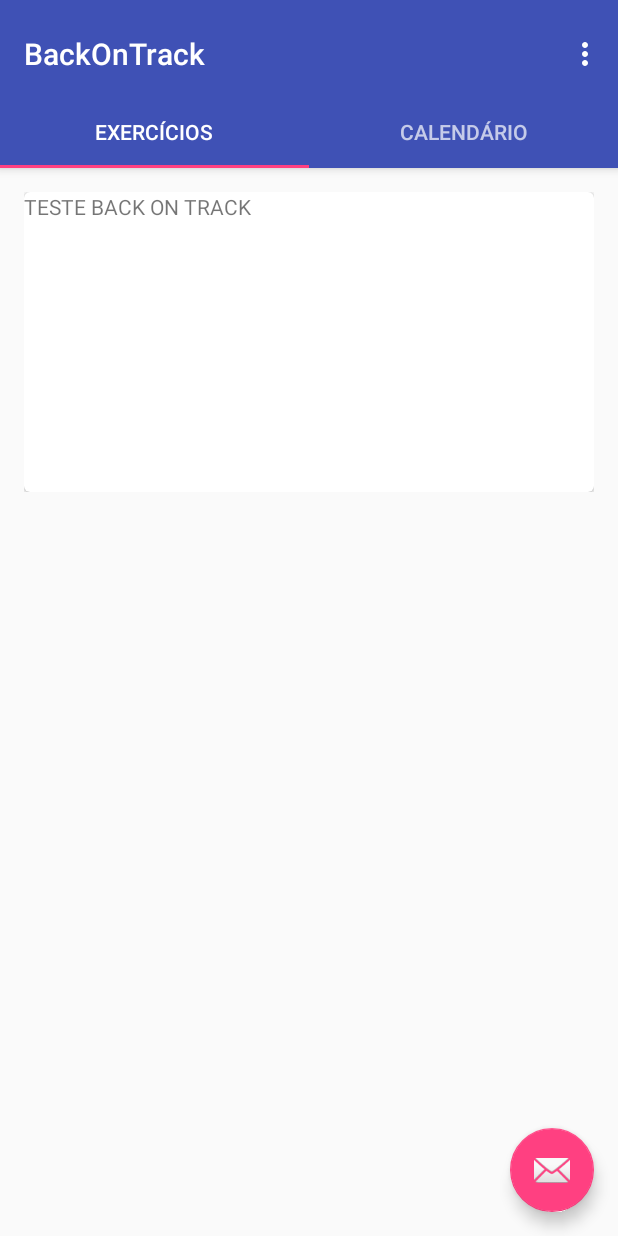
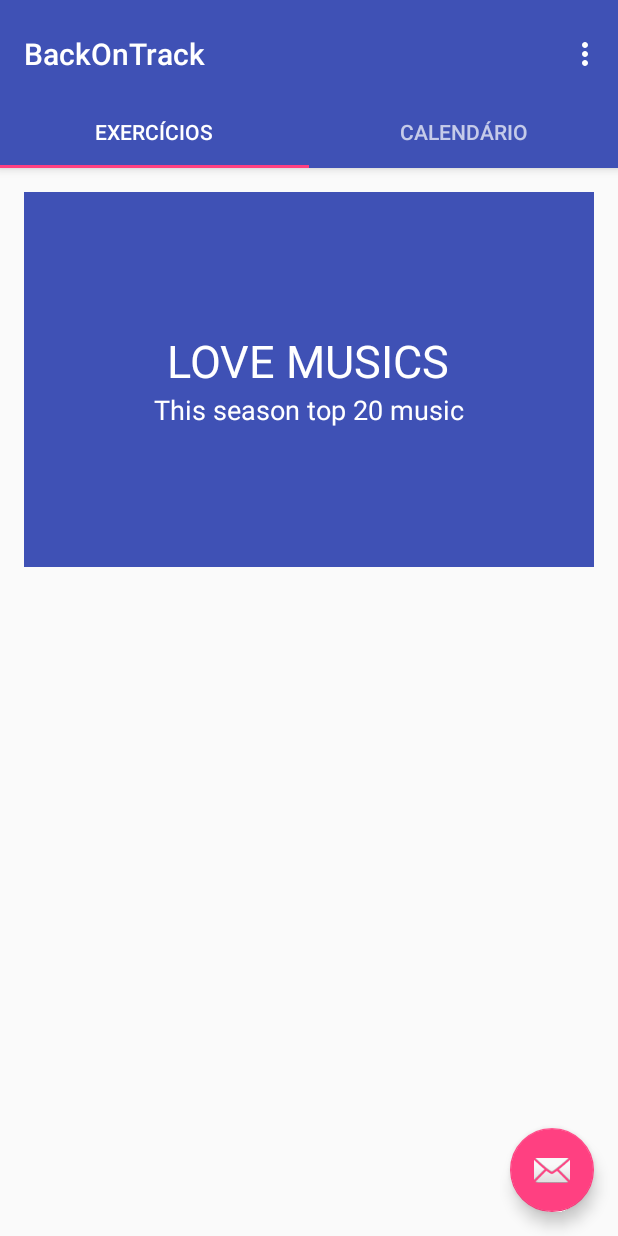
Before and after one commit to SamuelIGT/BackOnTrack-oldVersion-, an Android app: the screen it shows after launch (MainActivity), on a phone screen of 412 x 824 dp. Run offline under Robolectric (Android 15) with nearby library versions, the phone set to English and light mode, and no system bars.

Commit message:
Back On Track 0.02
App structure changed:
*added AppBarLayout for the exercise section screen;
*added CollapsingToolbarLayout for the exercise section screen;

```diff
--- a/app/build.gradle
+++ b/app/build.gradle
@@ -26,6 +26,12 @@ dependencies {
     })
     compile 'com.android.support:appcompat-v7:25.0.0'
     compile 'com.android.support:design:25.0.0'
+
+    //CardView
     compile 'com.android.support:cardview-v7:25.0.0'
+    //Recycle List
+    compile 'com.android.support:recyclerview-v7:25.0.0'
+    //Glide
+    compile 'com.github.bumptech.glide:glide:4.0.0-RC1'
     testCompile 'junit:junit:4.12'
 }
--- /dev/null
+++ b/app/src/main/res/layout/content_main.xml
@@ -0,0 +1,12 @@
+<?xml version="1.0" encoding="utf-8"?>
+<LinearLayout xmlns:android="http://schemas.android.com/apk/res/android"
+    xmlns:app="http://schemas.android.com/apk/res-auto"
+    xmlns:tools="http://schemas.android.com/tools"
+    android:orientation="vertical"
+    android:layout_width="match_parent"
+    android:layout_height="match_parent"
+    app:layout_behavior="@string/appbar_scrolling_view_behavior"
+    tools:context="br.ufc.quixada.backontrack.MainActivity"
+    tools:showIn="@layout/activity_main">
+
+</LinearLayout>
--- a/app/src/main/res/layout/fragment_main.xml
+++ b/app/src/main/res/layout/fragment_main.xml
@@ -1,59 +1,83 @@
-<RelativeLayout xmlns:android="http://schemas.android.com/apk/res/android"
+<android.support.design.widget.CoordinatorLayout xmlns:android="http://schemas.android.com/apk/res/android"
     xmlns:tools="http://schemas.android.com/tools"
     android:layout_width="match_parent"
     android:layout_height="match_parent"
+    xmlns:app="http://schemas.android.com/apk/res-auto"
     android:paddingBottom="@dimen/activity_vertical_margin"
     android:paddingLeft="@dimen/activity_horizontal_margin"
     android:paddingRight="@dimen/activity_horizontal_margin"
     android:paddingTop="@dimen/activity_vertical_margin"
     tools:context="br.ufc.quixada.backontrack.MainActivity$PlaceholderFragment">
 
-    <ScrollView
-        android:id="@+id/scroll_view"
+    <android.support.design.widget.AppBarLayout
+        android:id="@+id/appbar"
         android:layout_width="match_parent"
-        android:layout_height="match_parent" >
+        android:layout_height="@dimen/detail_backdrop_height"
+        android:fitsSystemWindows="true"
+        android:theme="@style/ThemeOverlay.AppCompat.Dark.ActionBar">
+
+    <android.support.design.widget.CollapsingToolbarLayout
+        android:id="@+id/collapsing_toolbar"
+        android:layout_width="match_parent"
+        android:layout_height="match_parent"
+        android:fitsSystemWindows="true"
+        app:contentScrim="?attr/colorPrimary"
+        app:expandedTitleMarginEnd="64dp"
+        app:expandedTitleMarginStart="48dp"
+        app:expandedTitleTextAppearance="@android:color/transparent"
+        app:layout_scrollFlags="scroll|exitUntilCollapsed">
 
         <RelativeLayout
-            android:id="@+id/relative_layout_scroll"
+            android:layout_width="wrap_content"
+            android:layout_height="wrap_content">
+
+            <ImageView
+                android:id="@+id/backdrop"
+                android:layout_width="match_parent"
+                android:layout_height="match_parent"
+                android:fitsSystemWindows="true"
+                android:scaleType="centerCrop"
+                app:layout_collapseMode="parallax" />
+
+            <LinearLayout
+                android:layout_width="wrap_content"
+                android:layout_height="wrap_content"
+                android:layout_centerInParent="true"
+                android:gravity="center_horizontal"
+                android:orientation="vertical">
+
+                <TextView
+                    android:id="@+id/love_music"
+                    android:layout_width="wrap_content"
+                    android:layout_height="wrap_content"
+                    android:text="@string/backdrop_title"
+                    android:textColor="@android:color/white"
+                    android:textSize="@dimen/backdrop_title" />
+
+                <TextView
+                    android:layout_width="wrap_content"
+                    android:layout_height="wrap_content"
+                    android:text="@string/backdrop_subtitle"
+                    android:textColor="@android:color/white"
+                    android:textSize="@dimen/backdrop_subtitle" />
+
+            </LinearLayout>
+        </RelativeLayout>
+
+        <android.support.v7.widget.Toolbar
+            android:id="@+id/toolbar"
             android:layout_width="match_parent"
-            android:layout_height="match_parent">
+            android:layout_height="?android:attr/actionBarSize"
+            app:layout_collapseMode="pin"
+            app:popupTheme="@style/ThemeOverlay.AppCompat.Light" />
 
-            <TextView
-                android:id="@+id/section_label"
-                android:layout_width="wrap_content"
-                android:layout_height="wrap_content" />
+    </android.support.design.widget.CollapsingToolbarLayout>
 
-            <!-- A CardView that contains a TextView -->
-            <android.support.v7.widget.CardView
-                xmlns:card_view="http://schemas.android.com/apk/res-auto"
-                android:id="@+id/card_view"
-                android:layout_gravity="center"
-                android:layout_width="match_parent"
-                android:layout_height="200dp"
-                card_view:cardCornerRadius="4dp">
+    </android.support.design.widget.AppBarLayout>
 
-                <RelativeLayout
-                    android:id="@+id/grid_layout_cardview"
-                    android:layout_width="match_parent"
-                    android:layout_height="match_parent">
-
-                    <ImageView
-                        android:id="@+id/image_view"
-                        android:layout_width="match_parent"
-                        android:layout_height="match_parent" />
-
-                    <TextView
-                        android:id="@+id/info_text"
-                        android:layout_width="match_parent"
-                        android:layout_height="match_parent"
-                        android:text="TESTE BACK ON TRACK"/>
-                </RelativeLayout>
-
-
-            </android.support.v7.widget.CardView>
-        </RelativeLayout>
-    </ScrollView>
+    <include layout="@layout/content_main" />
 
 
 
-</RelativeLayout>
+
+</android.support.design.widget.CoordinatorLayout>
--- a/app/src/main/res/values/strings.xml
+++ b/app/src/main/res/values/strings.xml
@@ -4,4 +4,8 @@
     <string name="section_format">Hello World from section: %1$d</string>
     <string name="Exercise_TabLabel">Exercícios</string>
     <string name="Calendar_TabLabel">Calendário</string>
+    <string name="action_add_favourite">Add to Favourites</string>
+    <string name="action_play_next">Play Next</string>
+    <string name="backdrop_title">LOVE MUSICS</string>
+    <string name="backdrop_subtitle">This season top 20 music</string>
 </resources>
```
Also changed, not shown: app/src/main/res/layout/exercise_card.xml (added, +51 -0 lines), app/src/main/res/values/dimens.xml (+14 -0 lines).
